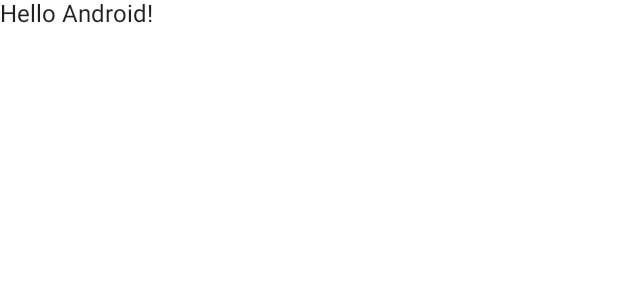
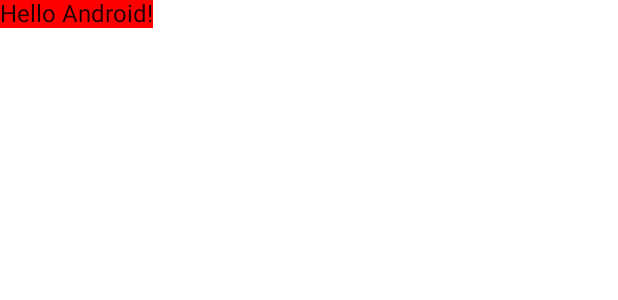
Before and after one commit to Tonnie-Dev/ComposeIntro, an Android app built with Jetpack Compose: the @Preview function DefaultPreview, on a phone screen of 412 x 824 dp. Shown: the top 300 px of the screen. Run offline under Robolectric (Android 15) with nearby library versions, the phone set to English and light mode, and no system bars.

Commit message:
Add DefaultPreview()

```diff
--- a/app/src/main/java/com/uxstate/MainActivity.kt
+++ b/app/src/main/java/com/uxstate/MainActivity.kt
@@ -7,7 +7,9 @@ import androidx.compose.material.MaterialTheme
 import androidx.compose.material.Surface
 import androidx.compose.material.Text
 import androidx.compose.runtime.Composable
+import androidx.compose.ui.graphics.Color
 import androidx.compose.ui.tooling.preview.Preview
+import androidx.compose.ui.unit.sp
 import com.uxstate.ui.theme.ComposeIntroTheme
 
 class MainActivity : ComponentActivity() {
@@ -26,10 +28,17 @@ class MainActivity : ComponentActivity() {
 
 @Composable
 fun Greeting(name: String) {
-    Text(text = "Hello $name!")
+
+    Surface(color = Color.Red){
+
+        Text(text = "Hello $name!")
+    }
+
 }
 
-@Preview(showBackground = true)
+
+@Preview(showBackground = true, name = "F1.5", fontScale = 1.5f)
+@Preview(showBackground = true, fontScale = 1.0f, name = "F1.0")
 @Composable
 fun DefaultPreview() {
     ComposeIntroTheme {
```
